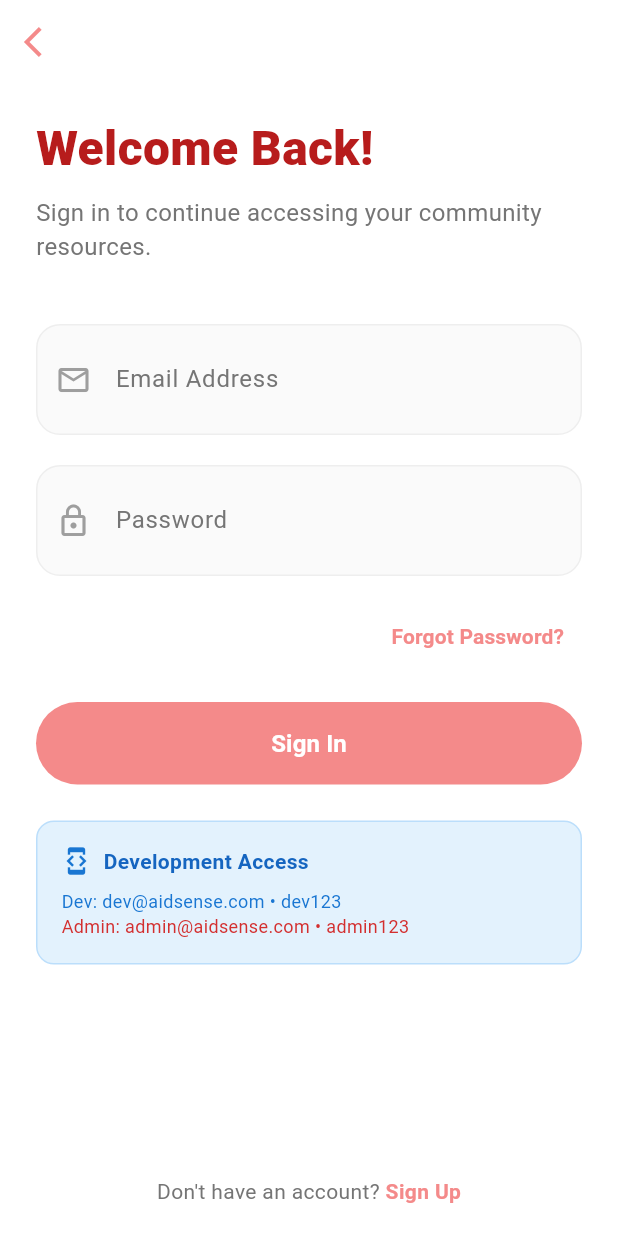
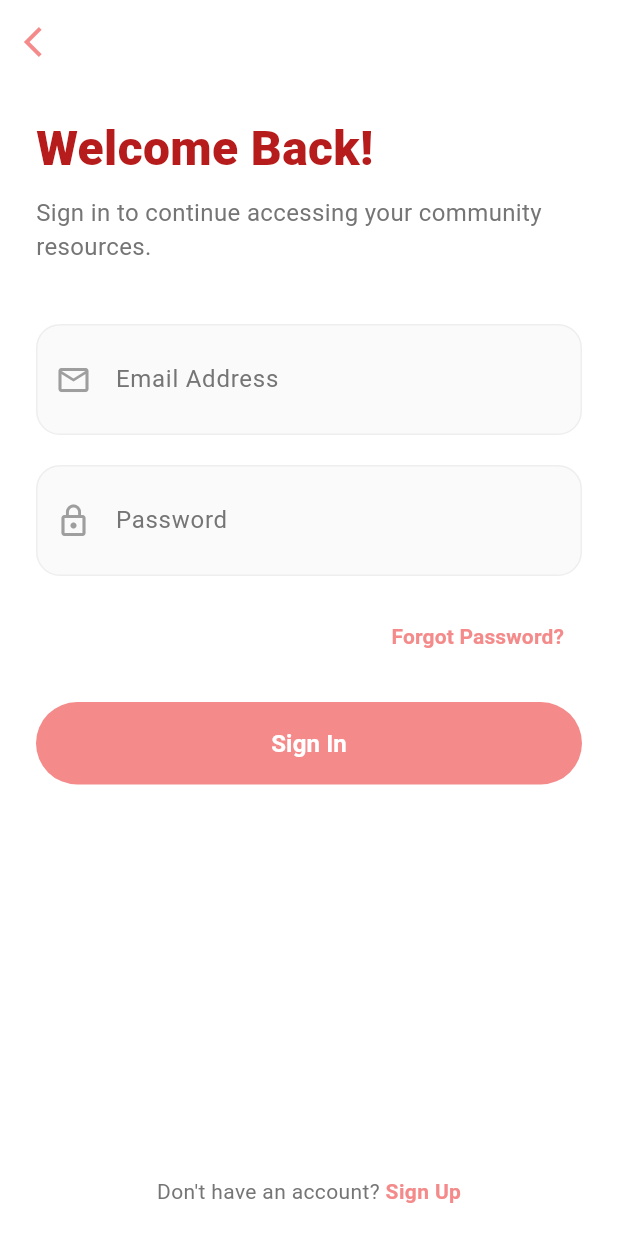
Before and after one commit to ImSpxrsh/Aidsense, a Flutter app: the LoginScreen screen opened by its route, on a phone screen of 412 x 824 dp. Run offline on Flutter 3.47's test engine with Material 3 defaults, Android fonts, the light colour scheme and no system bars; our stand-ins replace cloud_firestore, firebase_auth, firebase_core, flutter_dotenv, google_maps_flutter, location; accounts and stored records are empty; Roboto replaces fonts that are missing (SF Pro); project files that could hold a hidden picture were left out.

Commit message:
Remove developer login info for production readiness
Removed developer and admin login information from the login screen.

```diff
--- a/lib/screens/login_screen.dart
+++ b/lib/screens/login_screen.dart
@@ -170,44 +170,7 @@
               ),
               const SizedBox(height: 24),
 
-              // Developer/Admin login info
-              Container(
-                padding: const EdgeInsets.all(16),
-                decoration: BoxDecoration(
-                  color: Colors.blue[50],
-                  borderRadius: BorderRadius.circular(12),
-                  border: Border.all(color: Colors.blue[100]!),
-                ),
-                child: Column(
-                  crossAxisAlignment: CrossAxisAlignment.start,
-                  children: [
-                    Row(
-                      children: [
-                        Icon(Icons.developer_mode, color: Colors.blue[700], size: 20),
-                        const SizedBox(width: 8),
-                        Text(
-                          'Development Access',
-                          style: TextStyle(
-                            fontWeight: FontWeight.bold,
-                            color: Colors.blue[800],
-                            fontSize: 14,
-                          ),
-                        ),
-                      ],
-                    ),
-                    const SizedBox(height: 8),
-                    Text(
-                      'Dev: dev@aidsense.com • dev123',
-                      style: TextStyle(fontSize: 12, color: Colors.blue[700]),
-                    ),
-                    Text(
-                      'Admin: admin@aidsense.com • admin123',
-                      style: TextStyle(fontSize: 12, color: Colors.red[700]),
-                    ),
-                  ],
-                ),
-              ),
-
+              // Deleted developer login info as we get closer to production
               const Spacer(),
 
               // Sign up link
```
